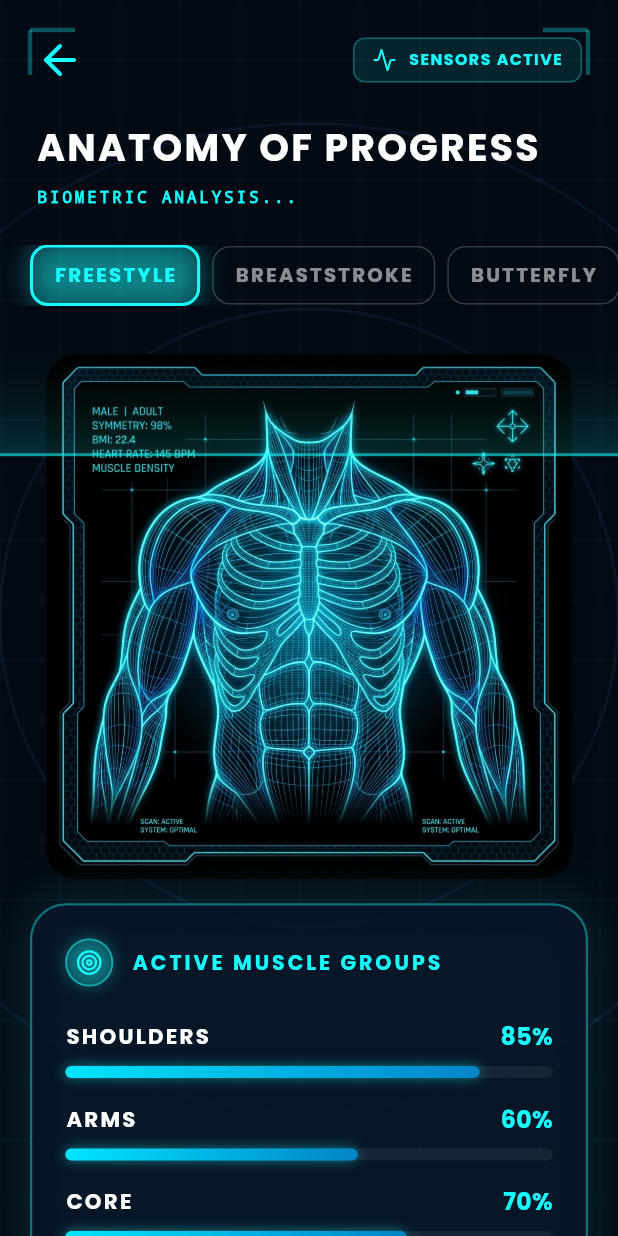
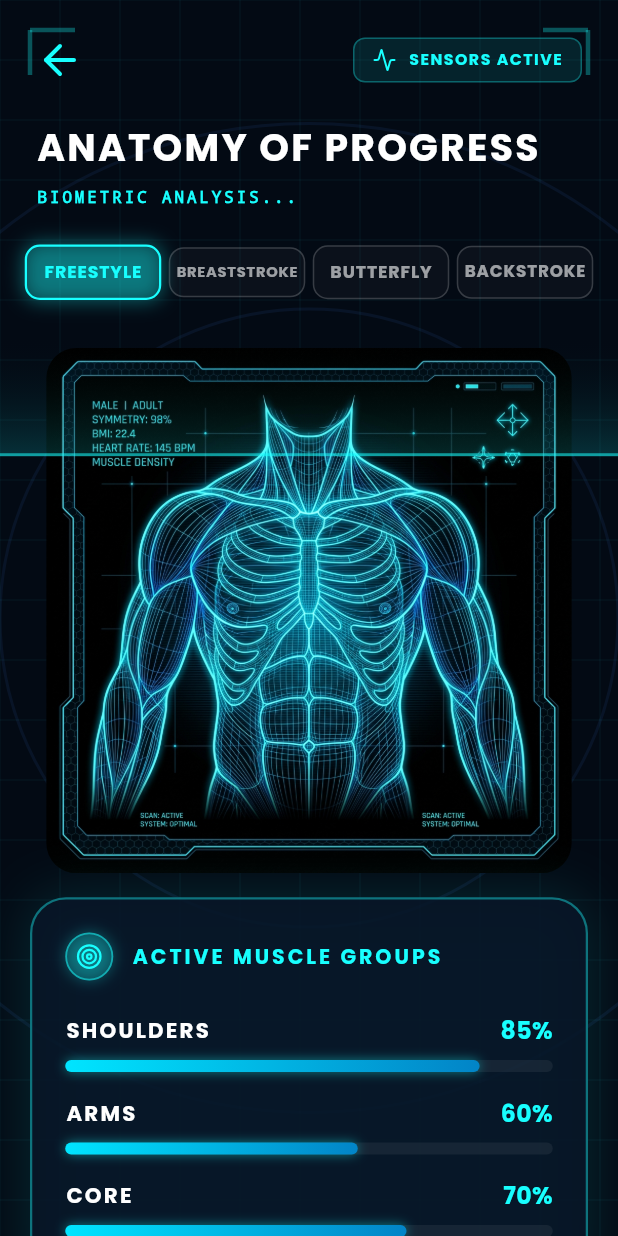
Before and after one commit to Lexor-UA/School, a Flutter app: the ParentProgressTab screen opened directly, after a tap on "Анатомія прогресу", on a phone screen of 412 x 824 dp. Run offline on Flutter 3.47's test engine with Material 3 defaults, Android fonts, the phone set to English and light mode, and no system bars; drawn by our look-alikes of flutter_animate; our stand-ins replace cloud_firestore, easy_localization, firebase_auth, firebase_core, flutter_riverpod, freezed_annotation and 10 more; missing offline and left inert: mobile_scanner; accounts and stored records are empty; generated files the repository leaves out were written again.

Commit message:
Оптимізація та перфекціонізм: розміщення всіх 4 стилів плавання в AnatomyProgressScreen та виправлення обрізання тексту в ParentProgressTab

```diff
--- a/lib/features/parent/presentation/anatomy_progress_screen.dart
+++ b/lib/features/parent/presentation/anatomy_progress_screen.dart
@@ -110,17 +110,16 @@ class _AnatomyProgressScreenState extends State<AnatomyProgressScreen> with Tick
                   ),
                   const SizedBox(height: 24),
 
-                  // Style Selector (Tech Tabs - single smooth scrollable row)
-                  SingleChildScrollView(
-                    scrollDirection: Axis.horizontal,
-                    physics: const BouncingScrollPhysics(),
-                    padding: const EdgeInsets.symmetric(horizontal: 16),
+                  // Style Selector (Tech Tabs - all 4 fit seamlessly in one row)
+                  Padding(
+                    padding: const EdgeInsets.symmetric(horizontal: 14),
                     child: Row(
-                      mainAxisAlignment: MainAxisAlignment.center,
                       children: _styleMuscles.keys.map((style) {
-                        return Padding(
-                          padding: const EdgeInsets.symmetric(horizontal: 4),
-                          child: _buildTechTab(style),
+                        return Expanded(
+                          child: Padding(
+                            padding: const EdgeInsets.symmetric(horizontal: 2.5),
+                            child: _buildTechTab(style),
+                          ),
                         );
                       }).toList(),
                     ),
@@ -170,26 +169,37 @@ class _AnatomyProgressScreenState extends State<AnatomyProgressScreen> with Tick
     return GestureDetector(
       onTap: () => setState(() => _selectedStyle = style),
       child: AnimatedContainer(
-        duration: const Duration(milliseconds: 300),
-        padding: const EdgeInsets.symmetric(horizontal: 14, vertical: 9),
+        duration: const Duration(milliseconds: 250),
+        alignment: Alignment.center,
+        padding: const EdgeInsets.symmetric(horizontal: 4, vertical: 8.5),
         decoration: BoxDecoration(
-          color: isSelected ? Colors.cyanAccent.withValues(alpha: 0.15) : Colors.transparent,
+          color: isSelected ? Colors.cyanAccent.withValues(alpha: 0.15) : Colors.white.withValues(alpha: 0.03),
           border: Border.all(
-            color: isSelected ? Colors.cyanAccent : Colors.white.withValues(alpha: 0.2),
-            width: isSelected ? 2 : 1,
+            color: isSelected ? Colors.cyanAccent : Colors.white.withValues(alpha: 0.18),
+            width: isSelected ? 1.5 : 1,
           ),
-          borderRadius: BorderRadius.circular(12), // Tech square look
+          borderRadius: BorderRadius.circular(10), // Tech square look
           boxShadow: isSelected
-              ? [BoxShadow(color: Colors.cyanAccent.withValues(alpha: 0.4), blurRadius: 15)]
+              ? [
+                  BoxShadow(
+                    color: Colors.cyanAccent.withValues(alpha: 0.35),
+                    blurRadius: 10,
+                    spreadRadius: 1,
+                  ),
+                ]
               : [],
         ),
-        child: Text(
-          style.tr().toUpperCase(),
-          style: TextStyle(
-            color: isSelected ? Colors.cyanAccent : Colors.white54,
-            fontWeight: FontWeight.bold,
-            letterSpacing: 1.5,
-            fontSize: 12.5,
+        child: FittedBox(
+          fit: BoxFit.scaleDown,
+          child: Text(
+            style.tr().toUpperCase(),
+            maxLines: 1,
+            style: TextStyle(
+              color: isSelected ? Colors.cyanAccent : Colors.white60,
+              fontWeight: FontWeight.bold,
+              letterSpacing: 0.6,
+              fontSize: 11,
+            ),
           ),
         ),
       ),
--- a/lib/features/parent/presentation/parent_progress_tab.dart
+++ b/lib/features/parent/presentation/parent_progress_tab.dart
@@ -115,7 +115,7 @@ class _ParentProgressTabState extends ConsumerState<ParentProgressTab> {
     ),
     SwimStyleData(
       id: 'breaststroke',
-      title: 'Брасс',
+      title: 'Брас',
       subtitle: 'Класичний брас',
       badge: 'Вивчається',
       isPrimary: false,
@@ -388,15 +388,15 @@ class _ParentProgressTabState extends ConsumerState<ParentProgressTab> {
           final isSelected = _selectedStyleIndex == index;
 
           return Padding(
-            padding: const EdgeInsets.only(right: 8),
+            padding: EdgeInsets.only(right: index == _styles.length - 1 ? 0 : 6),
             child: Material(
               color: Colors.transparent,
               child: InkWell(
                 onTap: () => setState(() => _selectedStyleIndex = index),
-                borderRadius: BorderRadius.circular(20),
+                borderRadius: BorderRadius.circular(16),
                 child: AnimatedContainer(
                   duration: const Duration(milliseconds: 220),
-                  padding: const EdgeInsets.symmetric(horizontal: 14, vertical: 8),
+                  padding: const EdgeInsets.symmetric(horizontal: 10, vertical: 7.5),
                   decoration: BoxDecoration(
                     gradient: isSelected
                         ? LinearGradient(
@@ -411,8 +411,8 @@ class _ParentProgressTabState extends ConsumerState<ParentProgressTab> {
                         ? null
                         : (isDark
                             ? Colors.white.withValues(alpha: 0.10)
-                            : Colors.white.withValues(alpha: 0.82)),
-                    borderRadius: BorderRadius.circular(20),
+                            : Colors.white.withValues(alpha: 0.85)),
+                    borderRadius: BorderRadius.circular(16),
                     border: Border.all(
                       color: isSelected
                           ? Colors.white.withValues(alpha: 0.6)
@@ -436,19 +436,19 @@ class _ParentProgressTabState extends ConsumerState<ParentProgressTab> {
                     children: [
                       Icon(
                         style.icon,
-                        size: 14,
+                        size: 13,
                         color: isSelected
                             ? Colors.white
                             : (isDark ? const Color(0xFF38BDF8) : const Color(0xFF0284C7)),
                       ),
-                      const SizedBox(width: 6),
+                      const SizedBox(width: 5),
                       Text(
                         style.title,
                         style: TextStyle(
                           color: isSelected
                               ? Colors.white
                               : (isDark ? Colors.white : const Color(0xFF0F172A)),
-                          fontSize: 13,
+                          fontSize: 12,
                           fontWeight: isSelected ? FontWeight.w800 : FontWeight.w600,
                         ),
                       ),
@@ -527,7 +527,8 @@ class _ParentProgressTabState extends ConsumerState<ParentProgressTab> {
               Row(
                 mainAxisAlignment: MainAxisAlignment.spaceBetween,
                 children: [
-                  Row(
+                  Expanded(
+                    child: Row(
                       children: [
                         Container(
                           padding: const EdgeInsets.all(8),
@@ -549,7 +550,8 @@ class _ParentProgressTabState extends ConsumerState<ParentProgressTab> {
                           child: Icon(style.icon, color: Colors.white, size: 18),
                         ),
                         const SizedBox(width: 12),
-                      Column(
+                        Expanded(
+                          child: Column(
                             crossAxisAlignment: CrossAxisAlignment.start,
                             children: [
                               Text(
@@ -560,6 +562,8 @@ class _ParentProgressTabState extends ConsumerState<ParentProgressTab> {
                                   fontWeight: FontWeight.w900,
                                   letterSpacing: 0.2,
                                 ),
+                                maxLines: 1,
+                                overflow: TextOverflow.ellipsis,
                               ),
                               const SizedBox(height: 1),
                               Text(
@@ -569,11 +573,16 @@ class _ParentProgressTabState extends ConsumerState<ParentProgressTab> {
                                   fontSize: 12,
                                   fontWeight: FontWeight.w600,
                                 ),
+                                maxLines: 1,
+                                overflow: TextOverflow.ellipsis,
                               ),
                             ],
                           ),
+                        ),
                       ],
                     ),
+                  ),
+                  const SizedBox(width: 8),
                   // Badge Pill
                   Container(
                     padding: const EdgeInsets.symmetric(horizontal: 10, vertical: 5),
@@ -629,9 +638,9 @@ class _ParentProgressTabState extends ConsumerState<ParentProgressTab> {
               ),
               const SizedBox(height: 16),
 
-              // Overall Score Strip
+              // Overall Score Strip (Protected from clipping)
               Container(
-                padding: const EdgeInsets.symmetric(horizontal: 14, vertical: 9),
+                padding: const EdgeInsets.symmetric(horizontal: 12, vertical: 8.5),
                 decoration: BoxDecoration(
                   color: isDark
                       ? Colors.white.withValues(alpha: 0.06)
@@ -645,9 +654,6 @@ class _ParentProgressTabState extends ConsumerState<ParentProgressTab> {
                   ),
                 ),
                 child: Row(
-                  mainAxisAlignment: MainAxisAlignment.spaceBetween,
-                  children: [
-                    Row(
                   children: [
                     Icon(
                       LucideIcons.gauge,
@@ -655,18 +661,21 @@ class _ParentProgressTabState extends ConsumerState<ParentProgressTab> {
                       color: isDark ? const Color(0xFF00E5FF) : const Color(0xFF0284C7),
                     ),
                     const SizedBox(width: 8),
-                        Text(
-                          'Загальний рівень володіння',
+                    Expanded(
+                      child: Text(
+                        'Рівень володіння',
                         style: TextStyle(
                           color: currentTheme.textPrimary,
                           fontSize: 12.5,
                           fontWeight: FontWeight.w700,
                         ),
+                        maxLines: 1,
+                        overflow: TextOverflow.ellipsis,
                       ),
-                      ],
                     ),
+                    const SizedBox(width: 8),
                     Container(
-                      padding: const EdgeInsets.symmetric(horizontal: 9, vertical: 3),
+                      padding: const EdgeInsets.symmetric(horizontal: 10, vertical: 4),
                       decoration: BoxDecoration(
                         gradient: LinearGradient(
                           colors: isDark
@@ -676,13 +685,21 @@ class _ParentProgressTabState extends ConsumerState<ParentProgressTab> {
                           end: Alignment.bottomRight,
                         ),
                         borderRadius: BorderRadius.circular(8),
+                        boxShadow: [
+                          BoxShadow(
+                            color: const Color(0xFF0284C7).withValues(alpha: isDark ? 0.35 : 0.20),
+                            blurRadius: 6,
+                            offset: const Offset(0, 2),
+                          ),
+                        ],
                       ),
                       child: Text(
                         '${style.overallScore}% • ${style.levelTitle}',
                         style: const TextStyle(
                           color: Colors.white,
-                          fontWeight: FontWeight.w800,
+                          fontWeight: FontWeight.w900,
                           fontSize: 11.5,
+                          letterSpacing: 0.2,
                         ),
                       ),
                     ),
@@ -709,9 +726,6 @@ class _ParentProgressTabState extends ConsumerState<ParentProgressTab> {
         crossAxisAlignment: CrossAxisAlignment.start,
         children: [
           Row(
-            mainAxisAlignment: MainAxisAlignment.spaceBetween,
-            children: [
-              Row(
             children: [
               Container(
                 width: 22,
@@ -725,7 +739,8 @@ class _ParentProgressTabState extends ConsumerState<ParentProgressTab> {
                 ),
               ),
               const SizedBox(width: 8),
-                  Text(
+              Expanded(
+                child: Text(
                   metric.label,
                   style: TextStyle(
                     color: currentTheme.textPrimary,
@@ -733,9 +748,10 @@ class _ParentProgressTabState extends ConsumerState<ParentProgressTab> {
                     fontSize: 13.5,
                     letterSpacing: 0.1,
                   ),
+                  overflow: TextOverflow.ellipsis,
                 ),
-                ],
               ),
+              const SizedBox(width: 8),
               Container(
                 padding: const EdgeInsets.symmetric(horizontal: 7, vertical: 2),
                 decoration: BoxDecoration(
--- a/pubspec.yaml
+++ b/pubspec.yaml
@@ -16,7 +16,7 @@ publish_to: 'none' # Remove this line if you wish to publish to pub.dev
 # https://developer.apple.com/library/archive/documentation/General/Reference/InfoPlistKeyReference/Articles/CoreFoundationKeys.html
 # In Windows, build-name is used as the major, minor, and patch parts
 # of the product and file versions while build-number is used as the build suffix.
-version: 1.0.0+71
+version: 1.0.0+72
 
 environment:
   sdk: ^3.12.2
```
Lines whose indentation alone changed are shown as unchanged.
